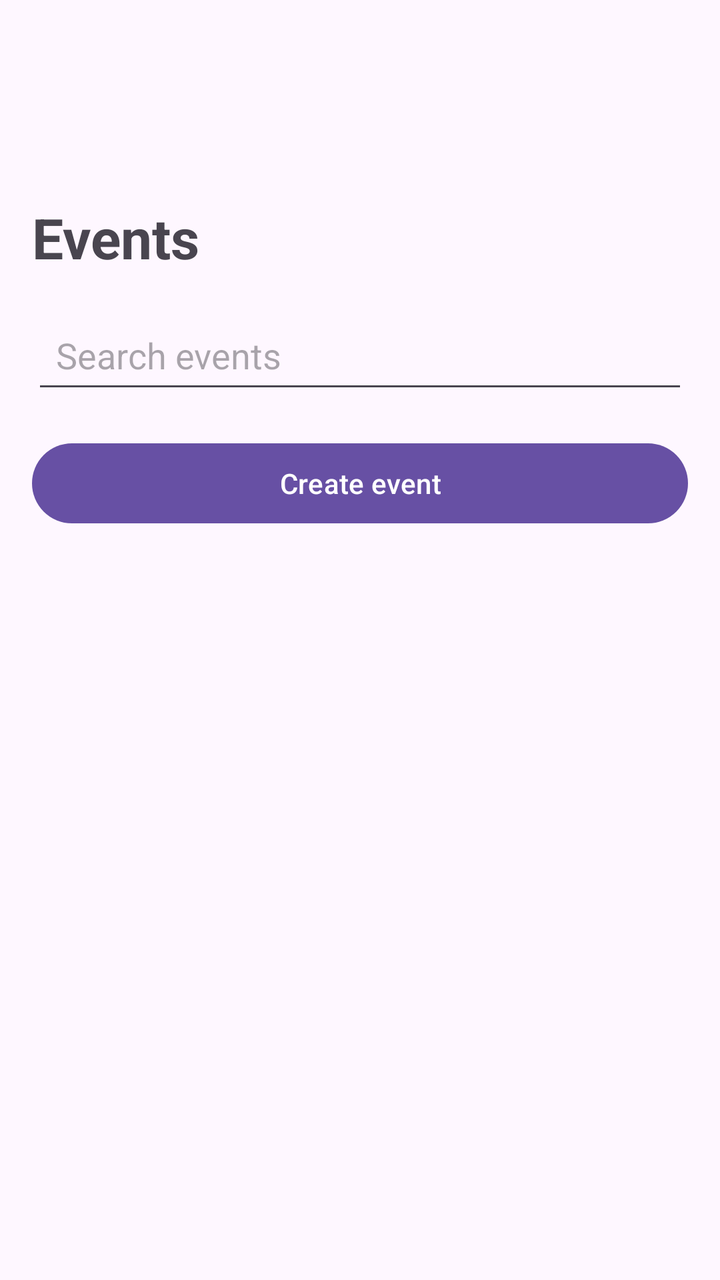
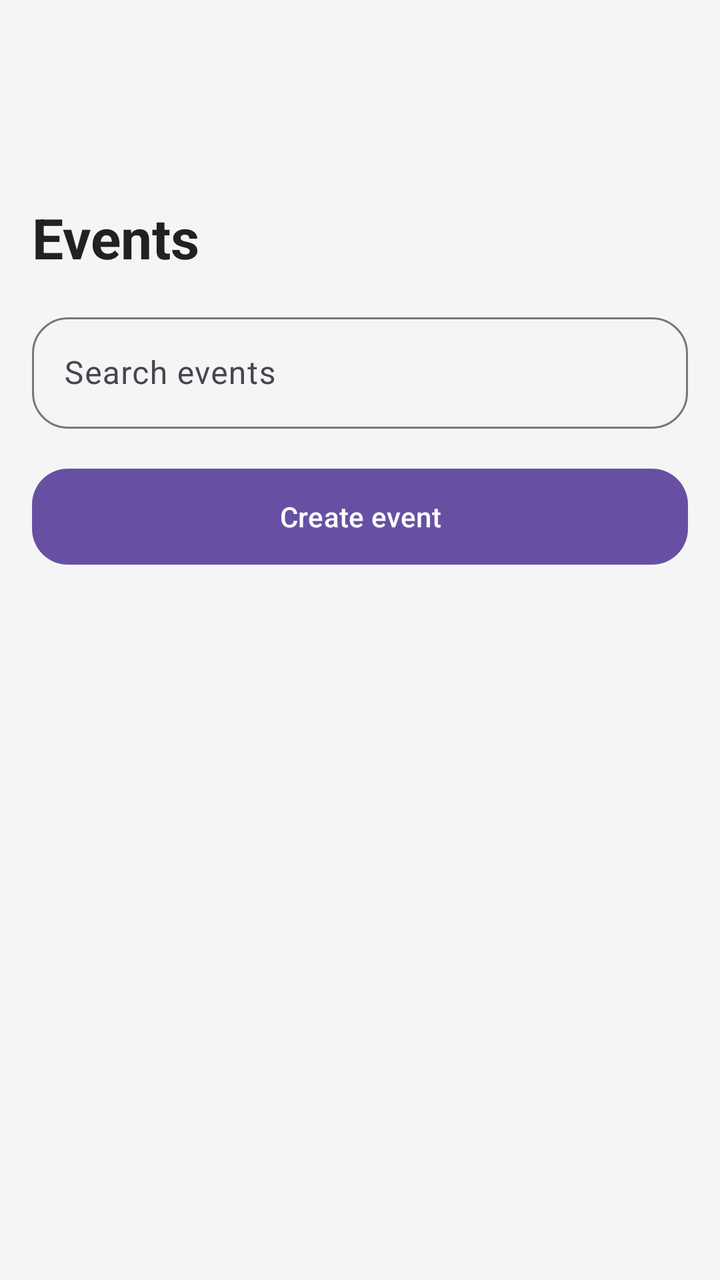

Screens rendered from an Android XML layout before and after an edit, with the pre-edit source and the edit as a unified diff.
<!-- AndroidManifest.xml: application theme Theme.AppEventia -->
<!-- res/layout/activity_evento_list.xml -->
<?xml version="1.0" encoding="utf-8"?>
<LinearLayout
    xmlns:android="http://schemas.android.com/apk/res/android"
    android:layout_width="match_parent"
    android:layout_height="match_parent"
    android:orientation="vertical"
    android:paddingTop="100dp"
    android:paddingBottom="16dp"
    android:paddingHorizontal="16dp">

    <TextView
        android:id="@+id/eventosTitle"
        android:layout_width="wrap_content"
        android:layout_height="wrap_content"
        android:text="@string/events_title"
        android:textSize="28sp"
        android:textStyle="bold"
        android:layout_marginBottom="16dp"/>

    <EditText
        android:id="@+id/searchEditText"
        android:layout_width="match_parent"
        android:layout_height="wrap_content"
        android:hint="@string/search_events"
        android:padding="12dp"
        android:layout_marginBottom="16dp"/>

    <Button
        android:id="@+id/addEventoButton"
        android:layout_width="match_parent"
        android:layout_height="wrap_content"
        android:text="@string/create_event"
        android:layout_marginBottom="16dp"/>

    <androidx.recyclerview.widget.RecyclerView
        android:id="@+id/eventosRecyclerView"
        android:layout_width="match_parent"
        android:layout_height="match_parent"
        android:padding="8dp"
        android:clipToPadding="false"/>

</LinearLayout>
<!-- resources referenced by this layout -->
<resources>
  <string name="create_event">Create event</string>
  <string name="events_title">Events</string>
  <string name="search_events">Search events</string>
  <style name="Theme.AppEventia" parent="Base.Theme.AppEventia" />
  <style name="Base.Theme.AppEventia" parent="Theme.Material3.DayNight">
          
          
      </style>
</resources>

<!-- the commit's change to res/layout/activity_evento_list.xml (unified diff, before → after) -->
@@ -1,12 +1,14 @@
 <?xml version="1.0" encoding="utf-8"?>
 <LinearLayout
     xmlns:android="http://schemas.android.com/apk/res/android"
+    xmlns:app="http://schemas.android.com/apk/res-auto"
     android:layout_width="match_parent"
     android:layout_height="match_parent"
     android:orientation="vertical"
     android:paddingTop="100dp"
     android:paddingBottom="16dp"
-    android:paddingHorizontal="16dp">
+    android:paddingHorizontal="16dp"
+    android:background="#F5F5F5">
 
     <TextView
         android:id="@+id/eventosTitle"
@@ -15,22 +17,36 @@
         android:text="@string/events_title"
         android:textSize="28sp"
         android:textStyle="bold"
+        android:textColor="#212121"
         android:layout_marginBottom="16dp"/>
 
-    <EditText
-        android:id="@+id/searchEditText"
+    <com.google.android.material.textfield.TextInputLayout
+        android:id="@+id/searchInputLayout"
         android:layout_width="match_parent"
         android:layout_height="wrap_content"
-        android:hint="@string/search_events"
-        android:padding="12dp"
-        android:layout_marginBottom="16dp"/>
+        android:layout_marginBottom="16dp"
+        app:boxBackgroundMode="outline"
+        app:boxCornerRadiusTopStart="18dp"
+        app:boxCornerRadiusTopEnd="18dp"
+        app:boxCornerRadiusBottomStart="18dp"
+        app:boxCornerRadiusBottomEnd="18dp"
+        android:hint="@string/search_events">
 
-    <Button
+        <com.google.android.material.textfield.TextInputEditText
+            android:id="@+id/searchEditText"
+            android:layout_width="match_parent"
+            android:layout_height="wrap_content"
+            android:inputType="text"/>
+
+    </com.google.android.material.textfield.TextInputLayout>
+
+    <com.google.android.material.button.MaterialButton
         android:id="@+id/addEventoButton"
         android:layout_width="match_parent"
-        android:layout_height="wrap_content"
+        android:layout_height="56dp"
         android:text="@string/create_event"
-        android:layout_marginBottom="16dp"/>
+        android:layout_marginBottom="16dp"
+        app:cornerRadius="18dp"/>
 
     <androidx.recyclerview.widget.RecyclerView
         android:id="@+id/eventosRecyclerView"
